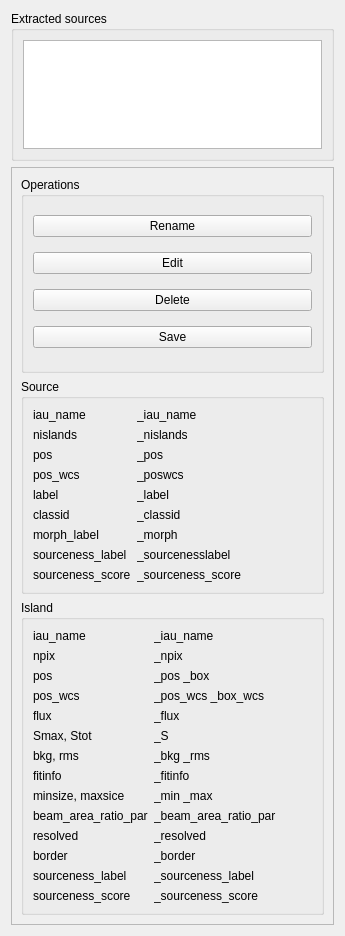
Above: Code/ui/sourcewidget.ui from VisIVOLab/ViaLacteaVisualAnalytics before the change. Below: the same form after it.
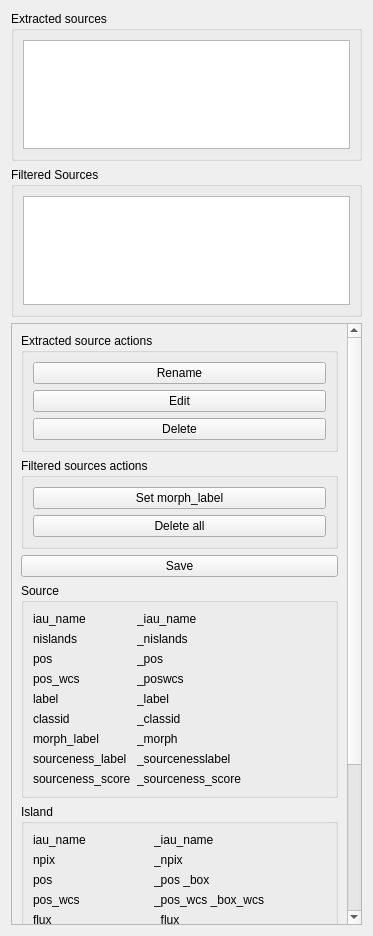
That is the form after the change.

Commit message: Json catalogue: updated source widget panel to show filtered sources

```diff
--- a/Code/ui/sourcewidget.ui
+++ b/Code/ui/sourcewidget.ui
@@ -6,7 +6,7 @@
    <rect>
     <x>0</x>
     <y>0</y>
-    <width>345</width>
+    <width>373</width>
     <height>936</height>
    </rect>
   </property>
@@ -32,6 +32,24 @@
      </layout>
     </widget>
    </item>
+   <item>
+    <widget class="QGroupBox" name="boxFiltered">
+     <property name="maximumSize">
+      <size>
+       <width>16777215</width>
+       <height>150</height>
+      </size>
+     </property>
+     <property name="title">
+      <string>Filtered Sources</string>
+     </property>
+     <layout class="QVBoxLayout" name="verticalLayout_5">
+      <item>
+       <widget class="QListWidget" name="listFiltered"/>
+      </item>
+     </layout>
+    </widget>
+   </item>
    <item>
     <widget class="QScrollArea" name="scrollArea">
      <property name="widgetResizable">
@@ -42,15 +60,15 @@
        <rect>
         <x>0</x>
         <y>0</y>
-        <width>325</width>
-        <height>816</height>
+        <width>340</width>
+        <height>936</height>
        </rect>
       </property>
       <layout class="QVBoxLayout" name="verticalLayout_4">
        <item>
         <widget class="QGroupBox" name="groupBox">
          <property name="title">
-          <string>Operations</string>
+          <string>Extracted source actions</string>
          </property>
          <layout class="QVBoxLayout" name="verticalLayout_3">
           <item>
@@ -77,16 +95,39 @@
             </property>
            </widget>
           </item>
+         </layout>
+        </widget>
+       </item>
+       <item>
+        <widget class="QGroupBox" name="groupBox_2">
+         <property name="title">
+          <string>Filtered sources actions</string>
+         </property>
+         <layout class="QVBoxLayout" name="verticalLayout_6">
           <item>
-           <widget class="QPushButton" name="btnSave">
+           <widget class="QPushButton" name="btnMorphLabel">
             <property name="text">
-             <string>Save</string>
+             <string>Set morph_label</string>
             </property>
            </widget>
           </item>
+          <item>
+           <widget class="QPushButton" name="btnDeleteAll">
+            <property name="text">
+             <string>Delete all</string>
+            </property>
+           </widget>
+          </item>
          </layout>
         </widget>
        </item>
+       <item>
+        <widget class="QPushButton" name="btnSave">
+         <property name="text">
+          <string>Save</string>
+         </property>
+        </widget>
+       </item>
        <item>
         <widget class="QGroupBox" name="boxSource">
          <property name="title">
```
Left out of the diff: 28 changed lines with no effect on the pictures. The commit also changes 11 other files.
